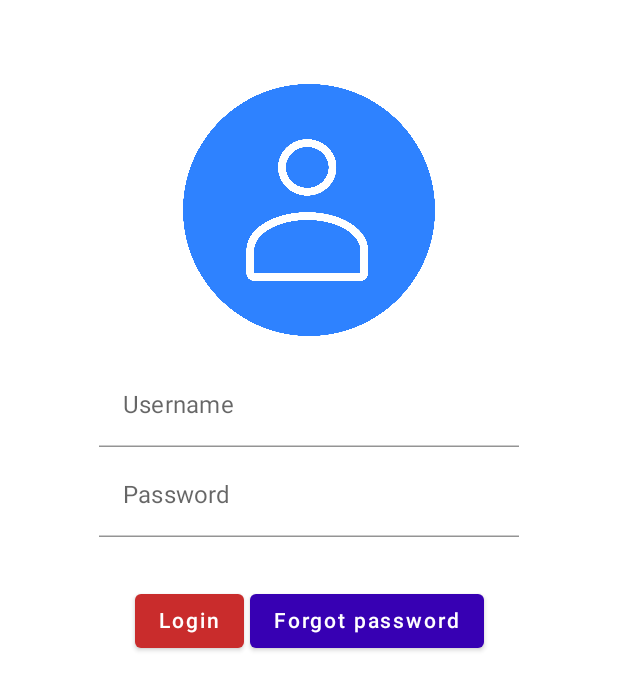
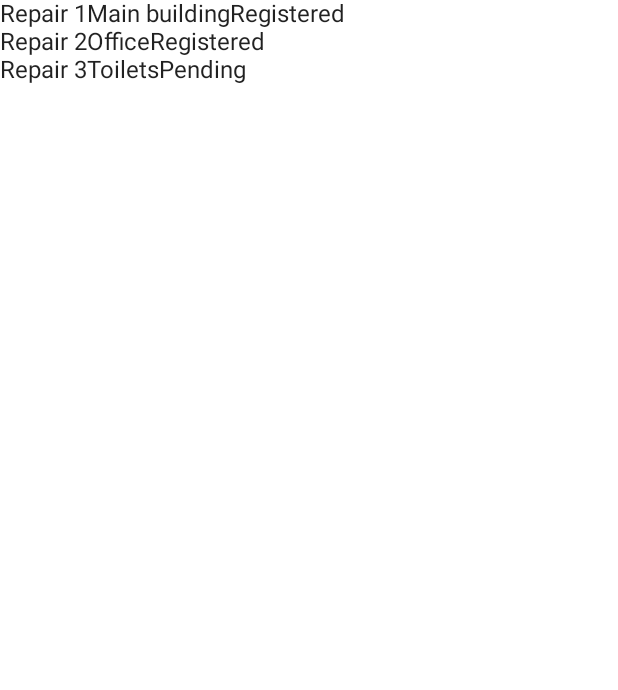
Before and after one commit to KA-Huis/repair-tool, an Android app built with Jetpack Compose: the screen it shows after launch (MainActivity), after a tap on "Login", on a phone screen of 412 x 824 dp. Shown: the top 690 px of the screen. Run offline under Robolectric (Android 15) with nearby library versions, the phone set to English and light mode, and no system bars.

Commit message:
resolves #13, partly resolves #12

```diff
--- a/app/src/main/java/com/example/repairtool/MainActivity.kt
+++ b/app/src/main/java/com/example/repairtool/MainActivity.kt
@@ -7,20 +7,23 @@ import androidx.activity.compose.setContent
 import androidx.compose.foundation.Image
 import androidx.compose.foundation.layout.*
 import androidx.compose.material.*
-import androidx.compose.material.icons.Icons
-import androidx.compose.material.icons.filled.Favorite
 import androidx.compose.runtime.*
 import androidx.compose.ui.Alignment
 import androidx.compose.ui.Modifier
-import androidx.compose.ui.graphics.BlendMode.Companion.Color
-import androidx.compose.ui.graphics.Color
 import androidx.compose.ui.res.painterResource
 import androidx.compose.ui.text.input.PasswordVisualTransformation
 import androidx.compose.ui.tooling.preview.Preview
-import com.example.repairtool.login.Login
 import com.example.repairtool.ui.theme.RepairToolComposeTheme
-import com.google.android.material.textfield.TextInputEditText
-import androidx.compose.ui.unit.dp as dp1
+import androidx.compose.ui.unit.dp
+import androidx.navigation.NavController
+import androidx.navigation.NavType
+import androidx.navigation.compose.NavHost
+import androidx.navigation.compose.composable
+import androidx.navigation.compose.rememberNavController
+import androidx.navigation.navArgument
+import com.example.repairtool.utilities.navigation.Screen
+import com.example.repairtool.volunteer.RepairListScreen
+
 
 class MainActivity : ComponentActivity() {
     override fun onCreate(savedInstanceState: Bundle?) {
@@ -29,19 +32,38 @@ class MainActivity : ComponentActivity() {
             RepairToolComposeTheme {
                 // A surface container using the 'background' color from the theme
                 Surface(color = MaterialTheme.colors.background) {
-                    Layout()
-                    if (Login("username", "password"))
-                        //TODO do stuff
-                        print("Hi!")
-                    //else if password forgotten, do stuff
-                    //else, username / password is incorrect
+                    Navigation()
                 }
             }
         }
     }
 }
+
 @Composable
-private fun Layout(){
+private fun Navigation() {
+    val navController = rememberNavController()
+    NavHost(navController = navController, startDestination = Screen.LoginScreen.route) {
+        composable(route = Screen.LoginScreen.route) {
+            LoginScreen(navController = navController)
+        }
+        composable(
+            route = Screen.RepairListScreen.route,
+            arguments = listOf(
+                navArgument("name") {
+                    type = NavType.StringType
+                    defaultValue = "Mitch"
+                    nullable = true
+                }
+            )
+        ) {
+            entry ->
+            RepairListScreen(name = entry.arguments?.getString("name"))
+        }
+    }
+}
+
+@Composable
+private fun LoginScreen(navController: NavController) {
     Column(
         modifier = Modifier
             .fillMaxHeight()
@@ -49,32 +71,36 @@ private fun Layout(){
         horizontalAlignment = Alignment.CenterHorizontally
     ) {
         //Login view for app
-        Spacer(modifier = Modifier.padding(20.dp1))
+        Spacer(modifier = Modifier.padding(20.dp))
         Image(painter = painterResource(R.drawable.login_icon),
             contentDescription = "Login Icon",
             modifier = Modifier
-                .size(200.dp1)
-                .padding(16.dp1)
+                .size(200.dp)
+                .padding(16.dp)
         )
 
         //Get username AND password
         GetUsername()
         GetPassword()
 
-        Spacer(modifier = Modifier.padding(top = 30.dp1))
+        Spacer(modifier = Modifier.padding(top = 30.dp))
 
         //Login button AND forgot password button
-        Row(
+        Row(//TODO add some design here
 
         ) {
-            Button(onClick = { /*TODO*/ },
-            colors = ButtonDefaults.buttonColors(backgroundColor = MaterialTheme.colors.primary)
+            //LOGIN
+            Button(onClick = {
+                navController.navigate(Screen.RepairListScreen.route)
+            },
+                colors = ButtonDefaults.buttonColors(backgroundColor = MaterialTheme.colors.primary)
             ) {
                 Text(text = "Login")
             }
 
-            Spacer(modifier = Modifier.padding(2.dp1))
+            Spacer(modifier = Modifier.padding(2.dp))
 
+            //FORGOT PASSWORD
             Button(onClick = { /*TODO*/ },
             colors = ButtonDefaults.buttonColors(backgroundColor = MaterialTheme.colors.primaryVariant)
             ) {
@@ -95,7 +121,7 @@ private fun GetUsername() {
         colors = TextFieldDefaults.textFieldColors(
             backgroundColor = androidx.compose.ui.graphics.Color.Transparent
         ),
-        modifier = Modifier.padding(2.dp1)
+        modifier = Modifier.padding(2.dp)
     )
 }
 
@@ -111,7 +137,7 @@ private fun GetPassword() {
         colors = TextFieldDefaults.textFieldColors(
             backgroundColor = androidx.compose.ui.graphics.Color.Transparent
         ),
-        modifier = Modifier.padding(2.dp1)
+        modifier = Modifier.padding(2.dp)
     )
 }
 
@@ -127,7 +153,6 @@ private fun GetPassword() {
 @Composable
 private fun DefaultPreview() {
     RepairToolComposeTheme {
-        Layout()
-//        Test("Android")
+//        LoginScreen()
     }
 }
--- a/app/src/main/java/com/example/repairtool/login/Login.kt
+++ /dev/null
@@ -1,6 +0,0 @@
-package com.example.repairtool.login
-
-fun Login(userName:String, password:String):Boolean {
-    //if username AND password checks out, return true
-    return true
-}
--- /dev/null
+++ b/app/src/main/java/com/example/repairtool/repairs/Repair.kt
@@ -0,0 +1,3 @@
+package com.example.repairtool.repairs
+
+data class Repair(val name: String, val location: String, val status: String)
--- /dev/null
+++ b/app/src/main/java/com/example/repairtool/repairs/RepairList.kt
@@ -0,0 +1,9 @@
+package com.example.repairtool.repairs
+
+object RepairList {
+    var repairList = mutableListOf<Repair>(
+        Repair("Repair 1", "Main building", "Registered"),
+        Repair("Repair 2", "Office","Registered"),
+        Repair("Repair 3", "Toilets", "Pending")
+    )
+}
--- /dev/null
+++ b/app/src/main/java/com/example/repairtool/utilities/navigation/Screen.kt
@@ -0,0 +1,8 @@
+package com.example.repairtool.utilities.navigation
+
+sealed class Screen(val route: String) {
+    object LoginScreen: Screen("loginScreen")
+    object RepairListScreen: Screen("repairListScreen")
+
+
+}
--- /dev/null
+++ b/app/src/main/java/com/example/repairtool/volunteer/VolunteerRepairList.kt
@@ -0,0 +1,43 @@
+package com.example.repairtool.volunteer
+
+import androidx.compose.foundation.layout.Row
+import androidx.compose.foundation.lazy.LazyColumn
+import androidx.compose.foundation.lazy.items
+import androidx.compose.material.Text
+import androidx.compose.runtime.Composable
+import androidx.compose.ui.tooling.preview.Preview
+import com.example.repairtool.repairs.Repair
+import com.example.repairtool.repairs.RepairList
+import com.example.repairtool.ui.theme.RepairToolComposeTheme
+
+@Composable
+fun RepairListScreen(name: String?) {
+    GetRepairsList(RepairList.repairList)
+}
+
+@Composable
+private fun GetRepairsList(repairs: List<Repair>) {
+    LazyColumn {
+        items(repairs) { repair ->
+            ShowRepairList(repair)
+        }
+    }
+}
+
+
+@Composable
+private fun ShowRepairList(repair: Repair) {
+    Row() {
+        Text(text = repair.name)
+        Text(text = repair.location)
+        Text(text = repair.status)
+    }
+}
+
+@Preview(showBackground = true)
+@Composable
+fun DefaultPreview() {
+    RepairToolComposeTheme() {
+        GetRepairsList(RepairList.repairList)
+    }
+}
--- /dev/null
+++ b/app/src/main/res/values/dimens.xml
@@ -0,0 +1,5 @@
+<resources>
+    <!-- Default screen margins, per the Android Design guidelines. -->
+    <dimen name="fragment_horizontal_margin">16dp</dimen>
+    <dimen name="fragment_vertical_margin">16dp</dimen>
+</resources>
--- a/build.gradle
+++ b/build.gradle
@@ -9,7 +9,7 @@ buildscript {
     }
     dependencies {
         classpath "com.android.tools.build:gradle:7.0.4"
-        classpath "org.jetbrains.kotlin:kotlin-gradle-plugin:1.5.31"
+        classpath 'org.jetbrains.kotlin:kotlin-gradle-plugin:1.5.31'
 
         // NOTE: Do not place your application dependencies here; they belong
         // in the individual module build.gradle files
```
Also changed, not shown: app/build.gradle (+8 -0 lines), app/src/main/AndroidManifest.xml (+3 -8 lines), app/src/main/java/com/example/repairtool/utilities/navigation/Navigation.kt (added, +72 -0 lines), app/src/main/res/values/strings.xml (+11 -0 lines).
